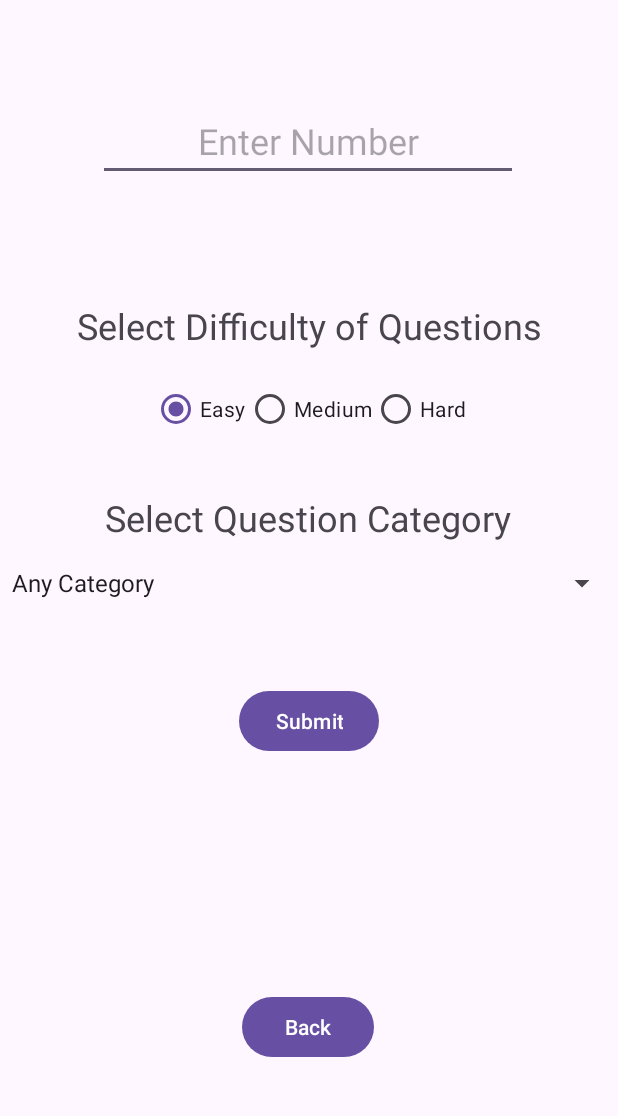
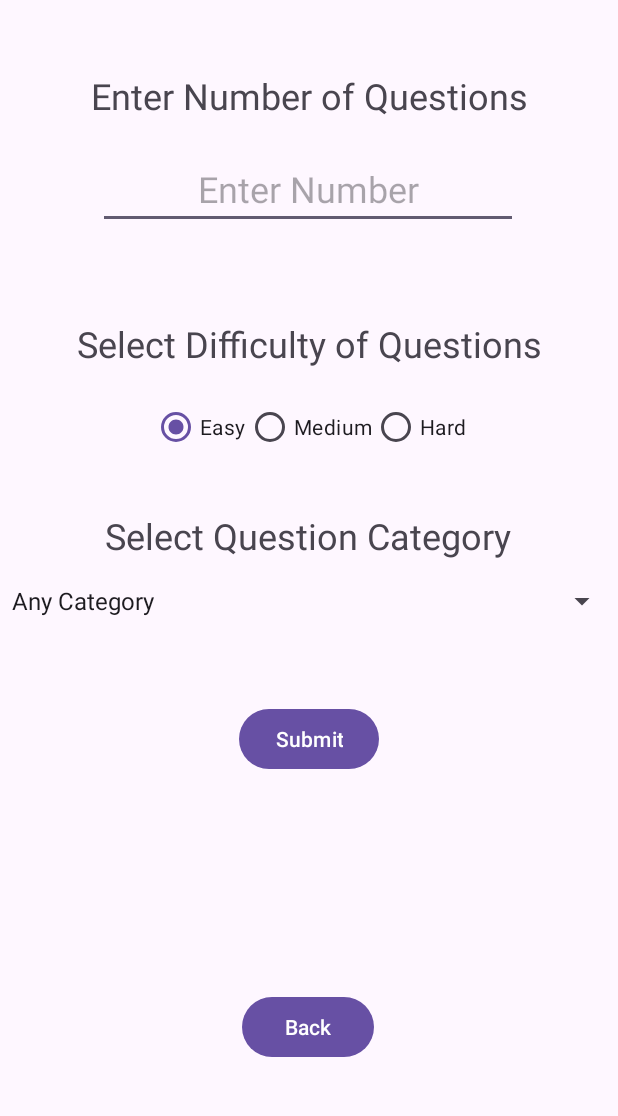
Before and after one commit to jbanducci321/CST338-Project-2-Group-2, an Android app: the AddQuestionsAdminActivity screen opened directly, with no data from a screen before it, on a phone screen of 412 x 824 dp, the part 115-1231 px from its top. Run offline under Robolectric (Android 15) with nearby library versions, the phone set to English and light mode, and no system bars; our stand-ins replace Room's generated code.

Commit message:
Made small changes to the add question layout Still needs a bit of polish

```diff
--- a/app/src/main/res/layout/activity_add_questions_admin.xml
+++ b/app/src/main/res/layout/activity_add_questions_admin.xml
@@ -17,11 +17,23 @@
         app:layout_constraintTop_toTopOf="parent"
         app:title="@string/app_name" />
 
+    <TextView
+        android:id="@+id/textViewInputNumber"
+        android:layout_width="wrap_content"
+        android:layout_height="wrap_content"
+        android:layout_marginTop="124dp"
+        android:text="Enter Number of Questions"
+        app:layout_constraintEnd_toEndOf="parent"
+        app:layout_constraintStart_toStartOf="parent"
+        android:textSize="24sp"
+        app:layout_constraintTop_toTopOf="parent" />
+
+
     <EditText
         android:id="@+id/editTextNumberAmount"
         android:layout_width="wrap_content"
         android:layout_height="wrap_content"
-        android:layout_marginTop="144dp"
+        android:layout_marginTop="52dp"
         android:ems="10"
         android:gravity="center"
         android:hint="Enter Number"
@@ -30,15 +42,14 @@
         app:layout_constraintEnd_toEndOf="parent"
         app:layout_constraintHorizontal_bias="0.496"
         app:layout_constraintStart_toStartOf="parent"
-        app:layout_constraintTop_toTopOf="parent"
+        app:layout_constraintTop_toTopOf="@id/textViewInputNumber"
         tools:text="69" />
-
 
     <TextView
         android:id="@+id/textViewSelectDifficulty"
         android:layout_width="wrap_content"
         android:layout_height="wrap_content"
-        android:layout_marginTop="80dp"
+        android:layout_marginTop="60dp"
         android:gravity="center"
         android:text="Select Difficulty of Questions"
         android:textSize="24sp"
```
